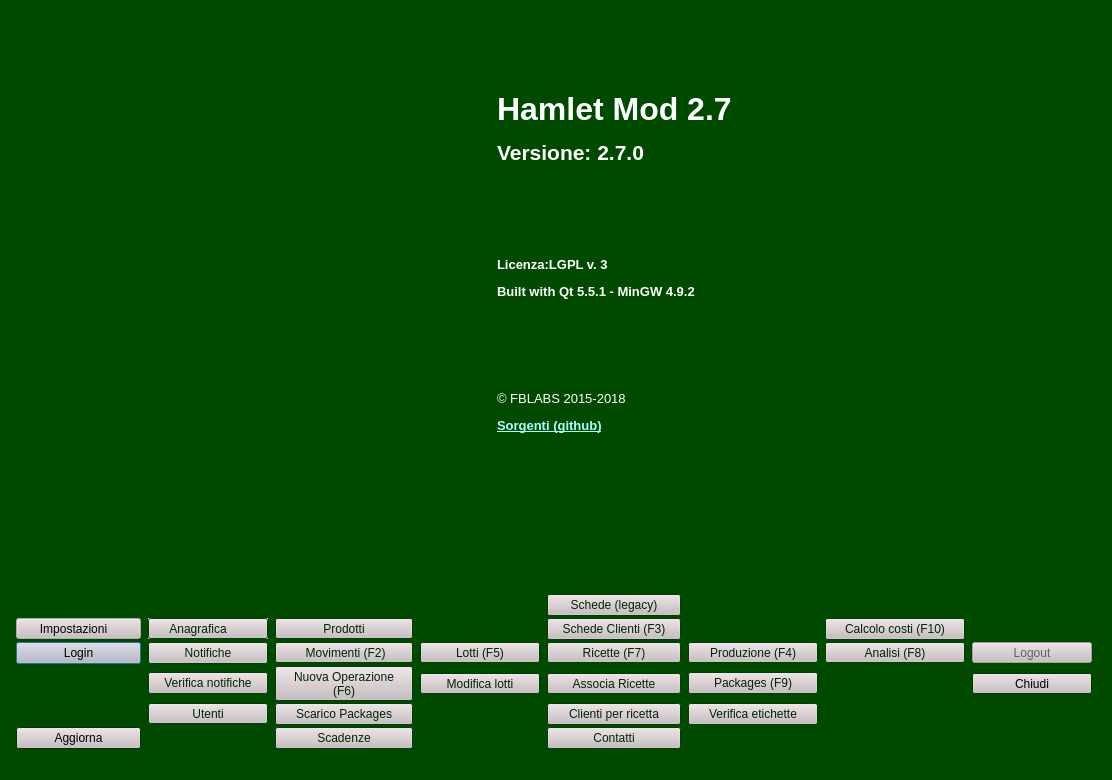
Old version of the form mainwindow.ui in the repository fblabs/hamlet-mod-sancon.
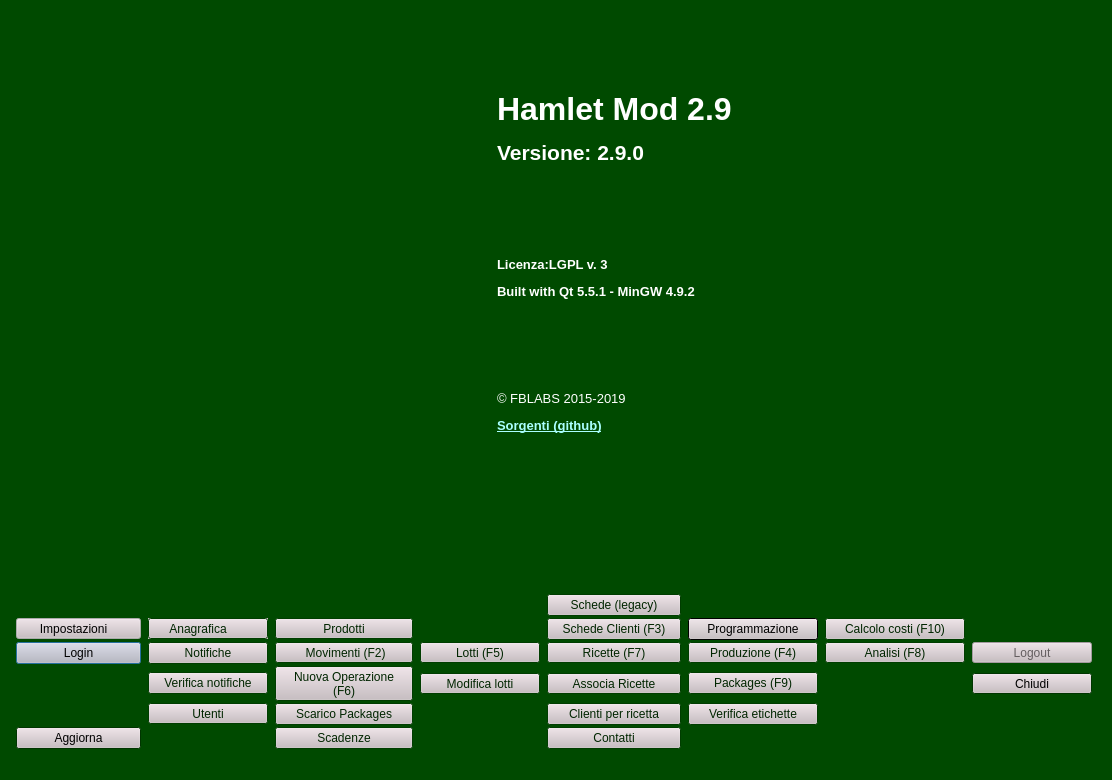
New version of the form. Icons and pictures are not drawn.

```diff
--- a/mainwindow.ui
+++ b/mainwindow.ui
@@ -544,8 +544,11 @@
         <property name="autoFillBackground">
          <bool>true</bool>
         </property>
+        <property name="frameShape">
+         <enum>QFrame::NoFrame</enum>
+        </property>
         <property name="text">
-         <string>&lt;html&gt;&lt;head/&gt;&lt;body&gt;&lt;p&gt;&lt;span style=&quot; font-size:24pt; font-weight:600;&quot;&gt;Hamlet Mod 2.7&lt;/span&gt;&lt;/p&gt;&lt;p&gt;&lt;span style=&quot; font-size:16pt; font-weight:600;&quot;&gt;Versione: 2.7.0&lt;/span&gt;&lt;/p&gt;&lt;p&gt;&lt;br/&gt;&lt;/p&gt;&lt;p&gt;&lt;br/&gt;&lt;/p&gt;&lt;p&gt;&lt;span style=&quot; font-size:10pt; font-weight:600;&quot;&gt;Licenza:LGPL v. 3&lt;/span&gt;&lt;/p&gt;&lt;p&gt;&lt;span style=&quot; font-size:10pt; font-weight:600;&quot;&gt;Built with Qt 5.5.1 - MinGW 4.9.2&lt;/span&gt;&lt;/p&gt;&lt;p&gt;&lt;br/&gt;&lt;/p&gt;&lt;p&gt;&lt;br/&gt;&lt;/p&gt;&lt;p&gt;&lt;span style=&quot; font-size:10pt;&quot;&gt;© FBLABS 2015-2018&lt;/span&gt;&lt;/p&gt;&lt;p&gt;&lt;a href=&quot;￼￼https://github.com/fblabs/hamlet-mod-sancon&quot;&gt;&lt;span style=&quot; font-size:10pt; font-weight:600; text-decoration: underline; color:#aaffff;&quot;&gt;Sorgenti (github)&lt;/span&gt;&lt;/a&gt;&lt;/p&gt;&lt;/body&gt;&lt;/html&gt;</string>
+         <string>&lt;html&gt;&lt;head/&gt;&lt;body&gt;&lt;p&gt;&lt;span style=&quot; font-size:24pt; font-weight:600;&quot;&gt;Hamlet Mod 2.9&lt;/span&gt;&lt;/p&gt;&lt;p&gt;&lt;span style=&quot; font-size:16pt; font-weight:600;&quot;&gt;Versione: 2.9.0&lt;/span&gt;&lt;/p&gt;&lt;p&gt;&lt;br/&gt;&lt;/p&gt;&lt;p&gt;&lt;br/&gt;&lt;/p&gt;&lt;p&gt;&lt;span style=&quot; font-size:10pt; font-weight:600;&quot;&gt;Licenza:LGPL v. 3&lt;/span&gt;&lt;/p&gt;&lt;p&gt;&lt;span style=&quot; font-size:10pt; font-weight:600;&quot;&gt;Built with Qt 5.5.1 - MinGW 4.9.2&lt;/span&gt;&lt;/p&gt;&lt;p&gt;&lt;br/&gt;&lt;/p&gt;&lt;p&gt;&lt;br/&gt;&lt;/p&gt;&lt;p&gt;&lt;span style=&quot; font-size:10pt;&quot;&gt;© FBLABS 2015-2019&lt;/span&gt;&lt;/p&gt;&lt;p&gt;&lt;a href=&quot;￼￼https://github.com/fblabs/hamlet-mod-sancon&quot;&gt;&lt;span style=&quot; font-size:10pt; font-weight:600; text-decoration: underline; color:#aaffff;&quot;&gt;Sorgenti (github)&lt;/span&gt;&lt;/a&gt;&lt;/p&gt;&lt;/body&gt;&lt;/html&gt;</string>
         </property>
         <property name="scaledContents">
          <bool>false</bool>
@@ -3608,6 +3611,441 @@
           </property>
          </widget>
         </item>
+        <item row="4" column="7">
+         <widget class="QPushButton" name="pbProgrammazione">
+          <property name="enabled">
+           <bool>false</bool>
+          </property>
+          <property name="palette">
+           <palette>
+            <active>
+             <colorrole role="WindowText">
+              <brush brushstyle="SolidPattern">
+               <color alpha="255">
+                <red>0</red>
+                <green>0</green>
+                <blue>0</blue>
+               </color>
+              </brush>
+             </colorrole>
+             <colorrole role="Button">
+              <brush brushstyle="SolidPattern">
+               <color alpha="255">
+                <red>200</red>
+                <green>190</green>
+                <blue>194</blue>
+               </color>
+              </brush>
+             </colorrole>
+             <colorrole role="Light">
+              <brush brushstyle="SolidPattern">
+               <color alpha="255">
+                <red>0</red>
+                <green>0</green>
+                <blue>0</blue>
+               </color>
+              </brush>
+             </colorrole>
+             <colorrole role="Midlight">
+              <brush brushstyle="SolidPattern">
+               <color alpha="255">
+                <red>0</red>
+                <green>0</green>
+                <blue>0</blue>
+               </color>
+              </brush>
+             </colorrole>
+             <colorrole role="Dark">
+              <brush brushstyle="SolidPattern">
+               <color alpha="255">
+                <red>0</red>
+                <green>0</green>
+                <blue>0</blue>
+               </color>
+              </brush>
+             </colorrole>
+             <colorrole role="Mid">
+              <brush brushstyle="SolidPattern">
+               <color alpha="255">
+                <red>0</red>
+                <green>0</green>
+                <blue>0</blue>
+               </color>
+              </brush>
+             </colorrole>
+             <colorrole role="Text">
+              <brush brushstyle="SolidPattern">
+               <color alpha="255">
+                <red>255</red>
+                <green>255</green>
+                <blue>255</blue>
+               </color>
+              </brush>
+             </colorrole>
+             <colorrole role="BrightText">
+              <brush brushstyle="SolidPattern">
+               <color alpha="255">
+                <red>255</red>
+                <green>255</green>
+                <blue>255</blue>
+               </color>
+              </brush>
+             </colorrole>
+             <colorrole role="ButtonText">
+              <brush brushstyle="SolidPattern">
+               <color alpha="255">
+                <red>0</red>
+                <green>0</green>
+                <blue>0</blue>
+               </color>
+              </brush>
+             </colorrole>
+             <colorrole role="Base">
+              <brush brushstyle="SolidPattern">
+               <color alpha="255">
+                <red>0</red>
+                <green>0</green>
+                <blue>0</blue>
+               </color>
+              </brush>
+             </colorrole>
+             <colorrole role="Window">
+              <brush brushstyle="SolidPattern">
+               <color alpha="255">
+                <red>0</red>
+                <green>0</green>
+                <blue>0</blue>
+               </color>
+              </brush>
+             </colorrole>
+             <colorrole role="Shadow">
+              <brush brushstyle="SolidPattern">
+               <color alpha="255">
+                <red>0</red>
+                <green>0</green>
+                <blue>0</blue>
+               </color>
+              </brush>
+             </colorrole>
+             <colorrole role="AlternateBase">
+              <brush brushstyle="SolidPattern">
+               <color alpha="255">
+                <red>0</red>
+                <green>0</green>
+                <blue>0</blue>
+               </color>
+              </brush>
+             </colorrole>
+             <colorrole role="ToolTipBase">
+              <brush brushstyle="SolidPattern">
+               <color alpha="255">
+                <red>255</red>
+                <green>255</green>
+                <blue>220</blue>
+               </color>
+              </brush>
+             </colorrole>
+             <colorrole role="ToolTipText">
+              <brush brushstyle="SolidPattern">
+               <color alpha="255">
+                <red>0</red>
+                <green>0</green>
+                <blue>0</blue>
+               </color>
+              </brush>
+             </colorrole>
+            </active>
+            <inactive>
+             <colorrole role="WindowText">
+              <brush brushstyle="SolidPattern">
+               <color alpha="255">
+                <red>0</red>
+                <green>0</green>
+                <blue>0</blue>
+               </color>
+              </brush>
+             </colorrole>
+             <colorrole role="Button">
+              <brush brushstyle="SolidPattern">
+               <color alpha="255">
+                <red>200</red>
+                <green>190</green>
+                <blue>194</blue>
+               </color>
+              </brush>
+             </colorrole>
+             <colorrole role="Light">
+              <brush brushstyle="SolidPattern">
+               <color alpha="255">
+                <red>0</red>
+                <green>0</green>
+                <blue>0</blue>
+               </color>
+              </brush>
+             </colorrole>
+             <colorrole role="Midlight">
+              <brush brushstyle="SolidPattern">
+               <color alpha="255">
+                <red>0</red>
+                <green>0</green>
+                <blue>0</blue>
+               </color>
+              </brush>
+             </colorrole>
+             <colorrole role="Dark">
+              <brush brushstyle="SolidPattern">
+               <color alpha="255">
+                <red>0</red>
+                <green>0</green>
+                <blue>0</blue>
+               </color>
+              </brush>
+             </colorrole>
+             <colorrole role="Mid">
+              <brush brushstyle="SolidPattern">
+               <color alpha="255">
+                <red>0</red>
+                <green>0</green>
+                <blue>0</blue>
+               </color>
+              </brush>
+             </colorrole>
+             <colorrole role="Text">
+              <brush brushstyle="SolidPattern">
+               <color alpha="255">
+                <red>255</red>
+                <green>255</green>
+                <blue>255</blue>
+               </color>
+              </brush>
+             </colorrole>
+             <colorrole role="BrightText">
+              <brush brushstyle="SolidPattern">
+               <color alpha="255">
+                <red>255</red>
+                <green>255</green>
+                <blue>255</blue>
+               </color>
+              </brush>
+             </colorrole>
+             <colorrole role="ButtonText">
+              <brush brushstyle="SolidPattern">
+               <color alpha="255">
+                <red>0</red>
+                <green>0</green>
+                <blue>0</blue>
+               </color>
+              </brush>
+             </colorrole>
+             <colorrole role="Base">
+              <brush brushstyle="SolidPattern">
+               <color alpha="255">
+                <red>0</red>
+                <green>0</green>
+                <blue>0</blue>
+               </color>
+              </brush>
+             </colorrole>
+             <colorrole role="Window">
+              <brush brushstyle="SolidPattern">
+               <color alpha="255">
+                <red>0</red>
+                <green>0</green>
+                <blue>0</blue>
+               </color>
+              </brush>
+             </colorrole>
+             <colorrole role="Shadow">
+              <brush brushstyle="SolidPattern">
+               <color alpha="255">
+                <red>0</red>
+                <green>0</green>
+                <blue>0</blue>
+               </color>
+              </brush>
+             </colorrole>
+             <colorrole role="AlternateBase">
+              <brush brushstyle="SolidPattern">
+               <color alpha="255">
+                <red>0</red>
+                <green>0</green>
+                <blue>0</blue>
+               </color>
+              </brush>
+             </colorrole>
+             <colorrole role="ToolTipBase">
+              <brush brushstyle="SolidPattern">
+               <color alpha="255">
+                <red>255</red>
+                <green>255</green>
+                <blue>220</blue>
+               </color>
+              </brush>
+             </colorrole>
+             <colorrole role="ToolTipText">
+              <brush brushstyle="SolidPattern">
+               <color alpha="255">
+                <red>0</red>
+                <green>0</green>
+                <blue>0</blue>
+               </color>
+              </brush>
+             </colorrole>
+            </inactive>
+            <disabled>
+             <colorrole role="WindowText">
+              <brush brushstyle="SolidPattern">
+               <color alpha="255">
+                <red>0</red>
+                <green>0</green>
+                <blue>0</blue>
+               </color>
+              </brush>
+             </colorrole>
+             <colorrole role="Button">
+              <brush brushstyle="SolidPattern">
+               <color alpha="255">
+                <red>200</red>
+                <green>190</green>
+                <blue>194</blue>
+               </color>
+              </brush>
+             </colorrole>
+             <colorrole role="Light">
+              <brush brushstyle="SolidPattern">
+               <color alpha="255">
+                <red>0</red>
+                <green>0</green>
+                <blue>0</blue>
+               </color>
+              </brush>
+             </colorrole>
+             <colorrole role="Midlight">
+              <brush brushstyle="SolidPattern">
+               <color alpha="255">
+                <red>0</red>
+                <green>0</green>
+                <blue>0</blue>
+               </color>
+              </brush>
+             </colorrole>
+             <colorrole role="Dark">
+              <brush brushstyle="SolidPattern">
+               <color alpha="255">
+                <red>0</red>
+                <green>0</green>
+                <blue>0</blue>
+               </color>
+              </brush>
+             </colorrole>
+             <colorrole role="Mid">
+              <brush brushstyle="SolidPattern">
+               <color alpha="255">
+                <red>0</red>
+                <green>0</green>
+                <blue>0</blue>
+               </color>
+              </brush>
+             </colorrole>
+             <colorrole role="Text">
+              <brush brushstyle="SolidPattern">
+               <color alpha="255">
+                <red>0</red>
+                <green>0</green>
+                <blue>0</blue>
+               </color>
+              </brush>
+             </colorrole>
+             <colorrole role="BrightText">
+              <brush brushstyle="SolidPattern">
+               <color alpha="255">
+                <red>255</red>
+                <green>255</green>
+                <blue>255</blue>
+               </color>
+              </brush>
+             </colorrole>
+             <colorrole role="ButtonText">
+              <brush brushstyle="SolidPattern">
+               <color alpha="255">
+                <red>0</red>
+                <green>0</green>
+                <blue>0</blue>
+               </color>
+              </brush>
+             </colorrole>
+             <colorrole role="Base">
+              <brush brushstyle="SolidPattern">
+               <color alpha="255">
+                <red>0</red>
+                <green>0</green>
+                <blue>0</blue>
+               </color>
+              </brush>
+             </colorrole>
+             <colorrole role="Window">
+              <brush brushstyle="SolidPattern">
+               <color alpha="255">
+                <red>0</red>
+                <green>0</green>
+                <blue>0</blue>
+               </color>
+              </brush>
+             </colorrole>
+             <colorrole role="Shadow">
+              <brush brushstyle="SolidPattern">
+               <color alpha="255">
+                <red>0</red>
+                <green>0</green>
+                <blue>0</blue>
+               </color>
+              </brush>
+             </colorrole>
+             <colorrole role="AlternateBase">
+              <brush brushstyle="SolidPattern">
+               <color alpha="255">
+                <red>0</red>
+                <green>0</green>
+                <blue>0</blue>
+               </color>
+              </brush>
+             </colorrole>
+             <colorrole role="ToolTipBase">
+              <brush brushstyle="SolidPattern">
+               <color alpha="255">
+                <red>255</red>
+                <green>255</green>
+                <blue>220</blue>
+               </color>
+              </brush>
+             </colorrole>
+             <colorrole role="ToolTipText">
+              <brush brushstyle="SolidPattern">
+               <color alpha="255">
+                <red>0</red>
+                <green>0</green>
+                <blue>0</blue>
+               </color>
+              </brush>
+             </colorrole>
+            </disabled>
+           </palette>
+          </property>
+          <property name="text">
+           <string>Programmazione</string>
+          </property>
+          <property name="icon">
+           <iconset resource="icons.qrc">
+            <normaloff>:/Resources/3D_Icons_Icon_256.png</normaloff>:/Resources/3D_Icons_Icon_256.png</iconset>
+          </property>
+          <property name="iconSize">
+           <size>
+            <width>32</width>
+            <height>32</height>
+           </size>
+          </property>
+         </widget>
+        </item>
        </layout>
       </item>
      </layout>
```
Left out of the diff: 2 changed lines with no effect on the pictures.
